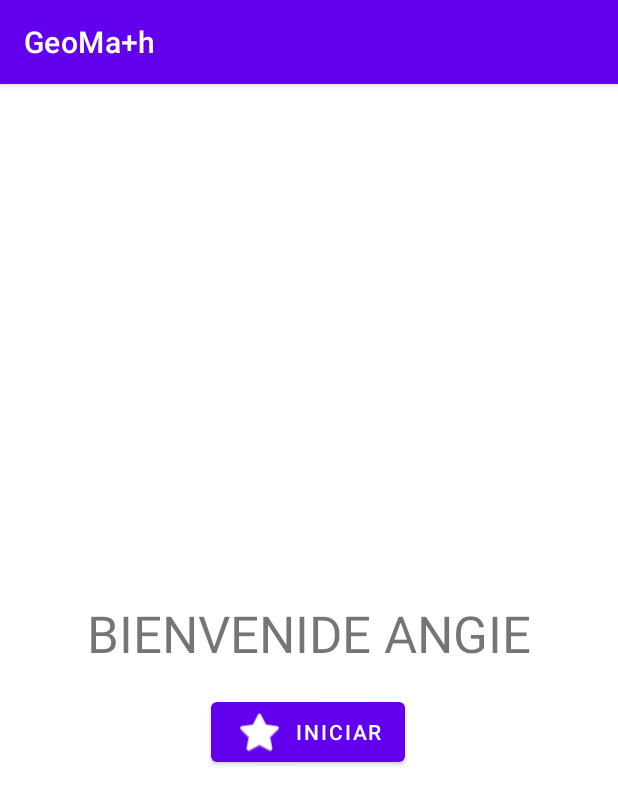
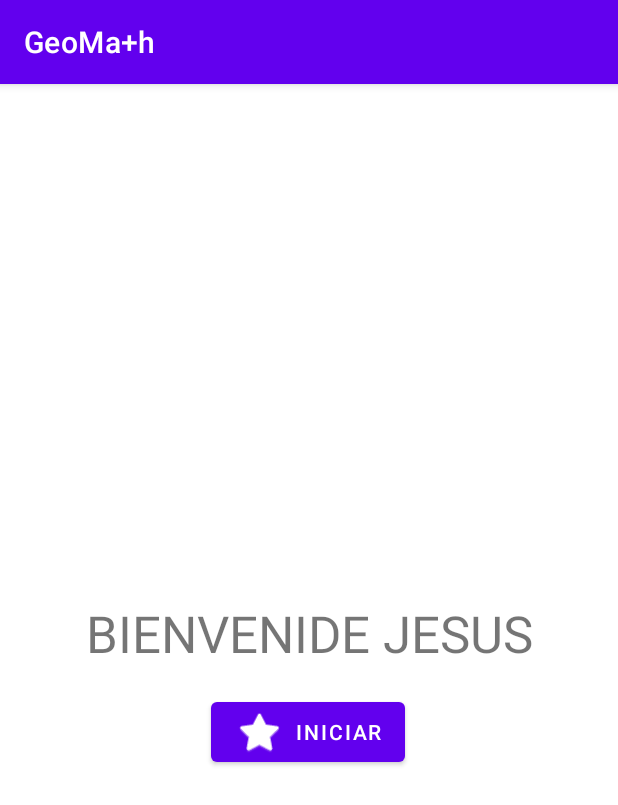
Before and after one commit to natalia482/ProyectoGeoMa-th, an Android app: the BienvenidoActivity screen opened directly, with no data from a screen before it, on a phone screen of 412 x 824 dp. Shown: the top 805 px of the screen. Run offline under Robolectric (Android 15) with nearby library versions, the phone set to English and light mode, and no system bars.

Commit message:
OLA KE ASE

```diff
--- a/app/src/main/res/values/strings.xml
+++ b/app/src/main/res/values/strings.xml
@@ -3,7 +3,7 @@
     <string name="BotonIniciar">INICIAR</string>
     <string name="txt_Geo">GEOMA+TH</string>
     <string name="BtnIniRegistro">INICIAR</string>
-    <string name="txt_Bienvenido">BIENVENIDE ANGIE</string>
+    <string name="txt_Bienvenido">BIENVENIDE JESUS</string>
     <string name="txt_Registro">REGISTRO </string>
     <string name="txt_usuario">Usuario</string>
     <string name="Plaintxt_usuario">  </string>
```
